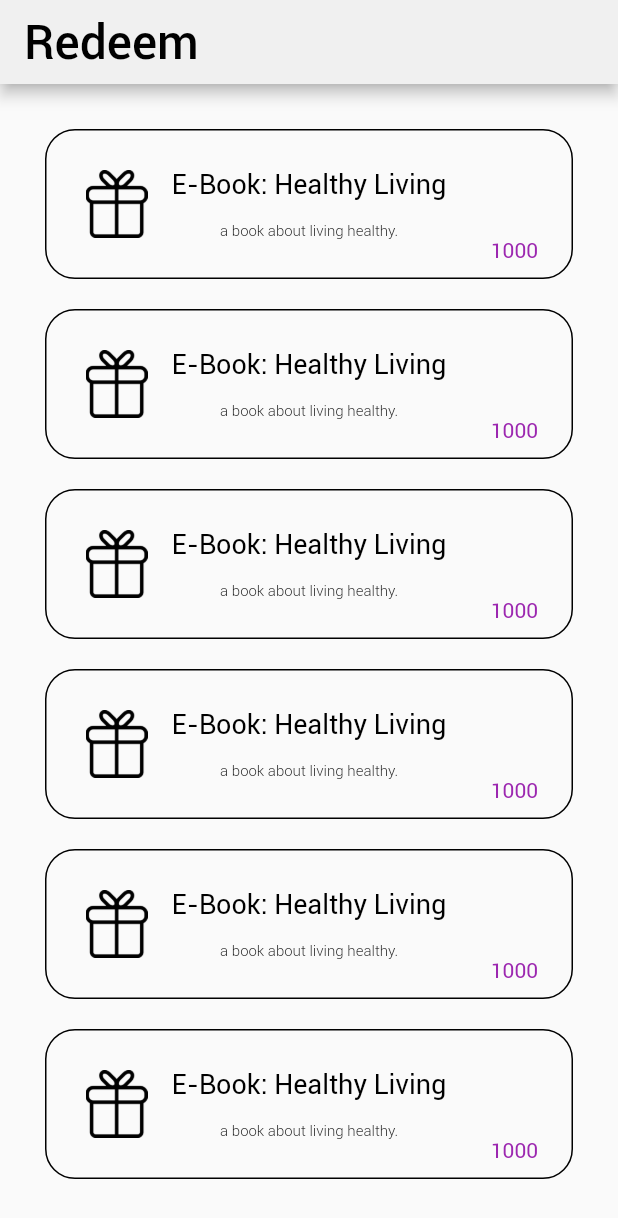
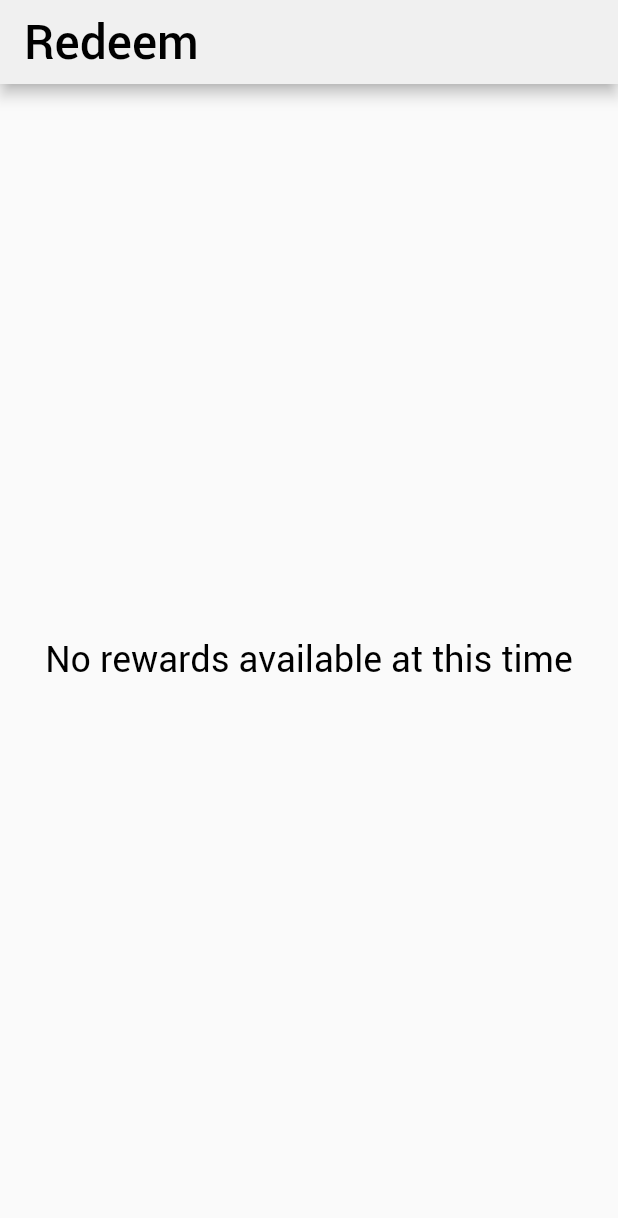
Before and after one commit to andrewwu-dev/Fitdle_App, a Flutter app: the RedeemScreen screen opened directly, on a phone screen of 412 x 824 dp. Shown: the top 1218 px of the screen. Run offline on Flutter 3.47's test engine with Material 2 defaults, Android fonts, the phone set to English and light mode, and no system bars; our stand-ins replace dio, firebase_auth, firebase_core, fluttertoast, get_it, rxdart; accounts and stored records are empty; network calls fail.

Commit message:
display text when no rewards available

```diff
--- a/Fitdle/lib/pages/login/login_screen.dart
+++ b/Fitdle/lib/pages/login/login_screen.dart
@@ -41,6 +41,8 @@ class _LoginScreenState extends State<LoginScreen> {
     });
 
     _errorSubscription = _loginVM.error.listen((msg) {
+      _isLoading = false;
+      setState(() {});
       Fluttertoast.showToast(
           msg: msg.toString(),
           toastLength: Toast.LENGTH_SHORT,
@@ -115,7 +117,7 @@ class _LoginScreenState extends State<LoginScreen> {
   loginButtonPressed() {
     setState(() {_isLoading = true;});
     _loginVM.login(emailController.text, passwordController.text).then((_) {
-      setState(() {_isLoading = false;});
+      setState(() {});
     });
   }
 
--- a/Fitdle/lib/pages/redeem/redeem_screen.dart
+++ b/Fitdle/lib/pages/redeem/redeem_screen.dart
@@ -21,7 +21,8 @@ class _RedeemScreenState extends State<RedeemScreen> {
     super.initState();
     _redeemVM = RedeemVM();
     _redeemVM.getRewards().then((_) {
-      setState(() {_isLoading = false;});
+      _isLoading = false;
+      setState(() {});
     });
   }
 
@@ -37,7 +38,7 @@ class _RedeemScreenState extends State<RedeemScreen> {
   @override
   Widget build(BuildContext context) {
     if (_isLoading) return fitdleSpinner();
-
+    Size size = MediaQuery.of(context).size;
     return Scaffold(
       resizeToAvoidBottomInset: false,
       appBar: AppBar(
@@ -49,7 +50,17 @@ class _RedeemScreenState extends State<RedeemScreen> {
                 style: TextStyle(fontFamily: 'Roboto', fontSize: h2, color: Colors.black),
             ),
       ),
-      body: Container(
+      body: body(size)
+    );
+  }
+
+  body(size) {
+    if(_redeemVM.rewards.isEmpty) {
+      return Center(
+        child: fitdleText("No rewards available at this time", h3),
+      );
+    } else {
+      return Container(
         alignment: Alignment.topLeft,
         padding: const EdgeInsets.fromLTRB(regular, regular, regular, 0),
         child: ListView.separated(
@@ -65,7 +76,7 @@ class _RedeemScreenState extends State<RedeemScreen> {
             },
             separatorBuilder: (BuildContext context, int index) => const SizedBox(height: 20)
         ),
-      ),
       );
     }
   }
+}
--- a/Fitdle/lib/pages/redeem/redeem_vm.dart
+++ b/Fitdle/lib/pages/redeem/redeem_vm.dart
@@ -14,14 +14,7 @@ class RedeemVM extends ChangeNotifier {
   PublishSubject get subject => _subject;
   PublishSubject<String> get error => _error;
 
-  List<Reward> rewards = [
-    Reward(null, "E-Book: Healthy Living", "a book about living healthy.", 1000, true),
-    Reward(null, "E-Book: Healthy Living", "a book about living healthy.", 1000, true),
-    Reward(null, "E-Book: Healthy Living", "a book about living healthy.", 1000, true),
-    Reward(null, "E-Book: Healthy Living", "a book about living healthy.", 1000, true),
-    Reward(null, "E-Book: Healthy Living", "a book about living healthy.", 1000, true),
-    Reward(null, "E-Book: Healthy Living", "a book about living healthy.", 1000, true),
-  ];
+  List<Reward> rewards = [];
 
   RedeemVM([rewardsRepo]) {
     _rewardsRepo = rewardsRepo ?? locator.get<RewardsRepository>();
--- a/Fitdle/lib/pages/signup/create_account/create_account_screen.dart
+++ b/Fitdle/lib/pages/signup/create_account/create_account_screen.dart
@@ -127,7 +127,8 @@ class _CreateAccountScreenState extends State<CreateAccountScreen> {
   signupButtonPressed() {
     setState(() {_isLoading = true;});
     _createAccountVM.firebaseSignup(emailController.text, passwordController.text).then((_) {
-      setState(() {_isLoading = false;});
+      _isLoading = false;
+      setState(() {});
     });
   }
 }
```
Lines whose indentation alone changed are shown as unchanged.
